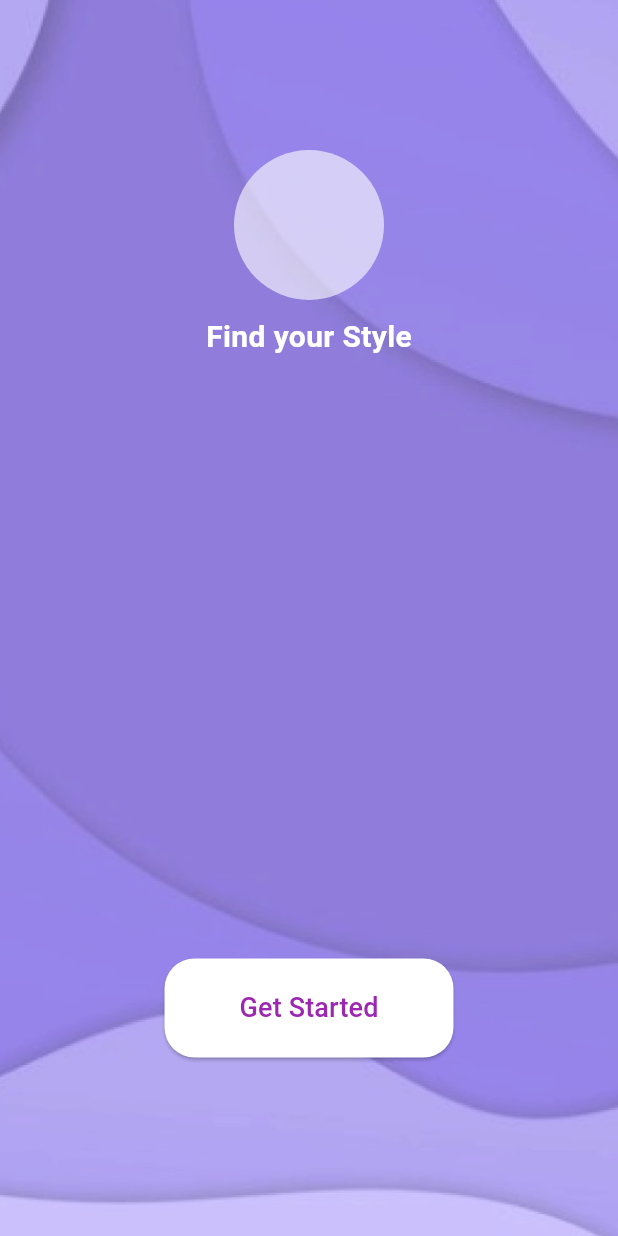
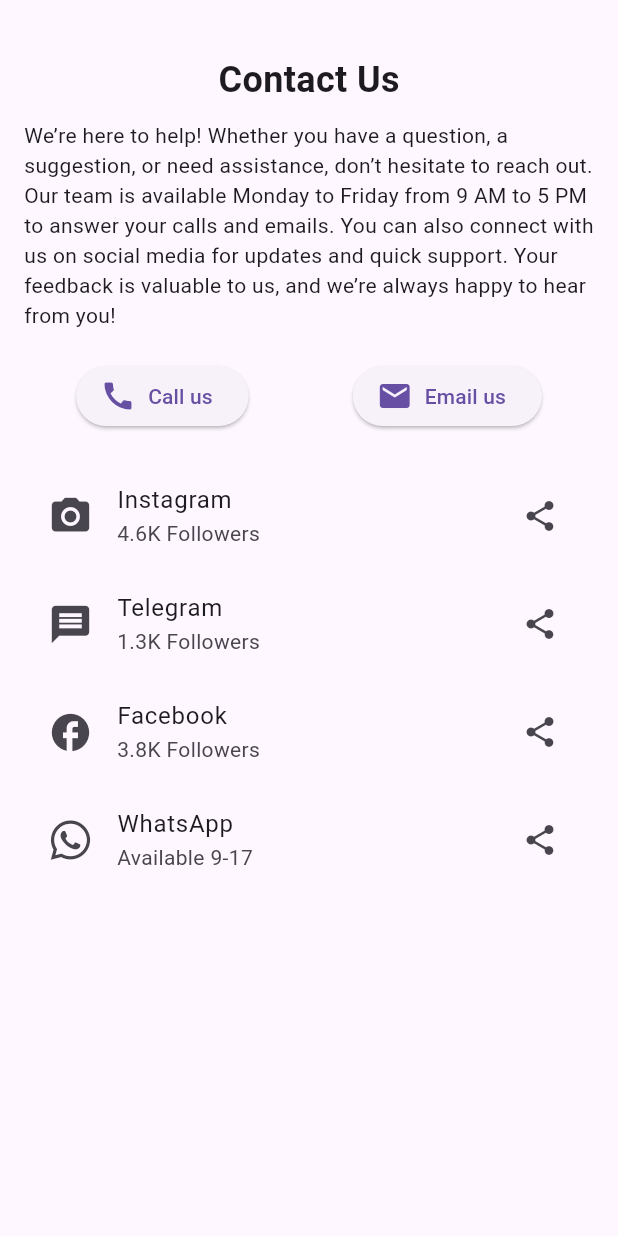
Before and after one commit to LasenSanvidu/bizmart, a Flutter app: the screen it shows after launch, on a phone screen of 412 x 824 dp. Run offline on Flutter 3.47's test engine with Material 3 defaults, Android fonts, the phone set to English and light mode, and no system bars; our stand-ins replace cached_network_image, carousel_slider, cloud_firestore, firebase_auth, firebase_core, firebase_storage and 6 more; accounts and stored records are empty.

Commit message:
create contact us page and fix other some issues

```diff
--- /dev/null
+++ b/lib/contact_us.dart
@@ -0,0 +1,98 @@
+import 'package:flutter/material.dart';
+import 'package:url_launcher/url_launcher.dart';
+import 'package:font_awesome_flutter/font_awesome_flutter.dart';
+
+class ContactUsPage extends StatelessWidget {
+  const ContactUsPage({super.key});
+
+  void _launchURL(String url) async {
+    final Uri uri = Uri.parse(url);
+    if (await canLaunchUrl(uri)) {
+      await launchUrl(uri);
+    } else {
+      throw 'Could not launch $url';
+    }
+  }
+
+  void _makePhoneCall() {
+    _launchURL('tel:+94759923449'); // Replace with actual phone number
+  }
+
+  void _sendEmail() {
+    _launchURL('mailto:bizmart49@gmail.com'); // Replace with actual email
+  }
+
+  void _openInstagram() {
+    _launchURL('https://www.instagram.com/biz_mart_');
+  }
+
+  void _openTelegram() {
+    _launchURL('https://t.me/yourprofile');
+  }
+
+  void _openFacebook() {
+    _launchURL('https://www.facebook.com/Biz Mart');
+  }
+
+  void _openWhatsApp() {
+    _launchURL(
+        'https://wa.me/94759923449'); // Replace with actual WhatsApp number
+  }
+
+  @override
+  Widget build(BuildContext context) {
+    return Scaffold(
+      body: Padding(
+        padding: EdgeInsets.all(16.0),
+        child: Column(
+          children: [
+            SizedBox(height: 20), // Add this line to move "Contact Us" down
+            Text(
+              "Contact Us",
+              style: TextStyle(fontSize: 24, fontWeight: FontWeight.bold),
+            ),
+            SizedBox(height: 10),
+            Text(
+                "We’re here to help! Whether you have a question, a suggestion, or need assistance, don’t hesitate to reach out. Our team is available Monday to Friday from 9 AM to 5 PM to answer your calls and emails. You can also connect with us on social media for updates and quick support. Your feedback is valuable to us, and we’re always happy to hear from you!"),
+            SizedBox(height: 20),
+            Row(
+              mainAxisAlignment: MainAxisAlignment.spaceAround,
+              children: [
+                _buildButton(Icons.call, "Call us", _makePhoneCall),
+                _buildButton(Icons.email, "Email us", _sendEmail),
+              ],
+            ),
+            SizedBox(height: 20),
+            _buildSocialButton(Icons.camera_alt, "Instagram", "4.6K Followers",
+                _openInstagram),
+            _buildSocialButton(
+                Icons.message, "Telegram", "1.3K Followers", _openTelegram),
+            _buildSocialButton(
+                Icons.facebook, "Facebook", "3.8K Followers", _openFacebook),
+            _buildSocialButton(FontAwesomeIcons.whatsapp, "WhatsApp",
+                "Available 9-17", _openWhatsApp),
+          ],
+        ),
+      ),
+    );
+  }
+
+  Widget _buildButton(IconData icon, String label, VoidCallback onPressed) {
+    return ElevatedButton.icon(
+      onPressed: onPressed,
+      icon: Icon(icon, size: 24),
+      label: Text(label),
+    );
+  }
+
+  Widget _buildSocialButton(IconData icon, String platform, String followers,
+      VoidCallback onPressed) {
+    return ListTile(
+      leading: Icon(icon, size: 30),
+      title: Text(platform),
+      subtitle: Text(followers),
+      trailing: Icon(Icons.share),
+      onTap: onPressed,
+    );
+  }
+}
--- a/lib/onboarding.dart
+++ b/lib/onboarding.dart
@@ -3,7 +3,6 @@ import 'package:google_fonts/google_fonts.dart';
 import 'package:myapp/intro_screens/intro_screen1.dart';
 import 'package:myapp/intro_screens/intro_screen2.dart';
 import 'package:myapp/intro_screens/intro_screen3.dart';
-import 'package:myapp/login.dart';
 import 'package:myapp/main.dart';
 import 'package:smooth_page_indicator/smooth_page_indicator.dart';
 
@@ -16,7 +15,7 @@ class OnboardingScreen extends StatefulWidget {
 
 class _OnboardingScreenState extends State<OnboardingScreen> {
   // page controller
-  PageController _controller = PageController();
+  final PageController _controller = PageController();
 
   bool onLastPage = false;
 
--- a/lib/otp_confirmation.dart
+++ b/lib/otp_confirmation.dart
@@ -2,7 +2,6 @@ import 'package:flutter/material.dart';
 import 'package:go_router/go_router.dart';
 import 'package:google_fonts/google_fonts.dart';
 import 'package:lottie/lottie.dart';
-import 'main_settings.dart';
 
 class OtpConfirmation extends StatefulWidget {
   const OtpConfirmation({super.key});
--- a/lib/routes/router.dart
+++ b/lib/routes/router.dart
@@ -1,18 +1,13 @@
 import 'package:go_router/go_router.dart';
-import 'package:myapp/cal_event_page.dart';
 import 'package:myapp/chat_homeScreen.dart';
 import 'package:myapp/Register.dart';
-import 'package:myapp/calender.dart';
+import 'package:myapp/contact_us.dart';
 import 'package:myapp/login.dart';
-import 'package:myapp/main.dart';
 import 'package:myapp/main_settings.dart';
 import 'package:myapp/otp_code.dart';
 import 'package:myapp/otp_confirmation.dart';
-import 'package:myapp/onboarding.dart';
-import 'package:myapp/profile.dart';
 import 'package:myapp/settings_customer.dart';
 import 'package:myapp/user_type_selection.dart';
-import 'package:myapp/business_dashboard.dart';
 
 class RouterClass {
   final router = GoRouter(
@@ -21,7 +16,7 @@ class RouterClass {
       GoRoute(
         path: "/",
         builder: (context, state) {
-          return const HomeScreen();
+          return ContactUsPage();
         },
       ),
       GoRoute(
@@ -33,7 +28,7 @@ class RouterClass {
       GoRoute(
         path: "/main",
         builder: (context, state) {
-          return MainSettings();  // Removed 'const' to fix the error
+          return MainSettings(); // Removed 'const' to fix the error
         },
       ),
       GoRoute(
@@ -72,6 +67,13 @@ class RouterClass {
           return const OtpConfirmation();
         },
       ),
+      //  GoRoute(
+      //   path: "",
+      //   builder: (context, state) {
+      //     return const ();
+      //   },
+
+      // ),
     ],
   );
 }
--- a/pubspec.yaml
+++ b/pubspec.yaml
@@ -25,6 +25,8 @@ dependencies:
   uuid: ^4.5.1
   cached_network_image: ^3.3.0  # Moved from dev_dependencies
   smooth_page_indicator: ^1.2.1
+  url_launcher: ^6.1.14
+  font_awesome_flutter: ^10.6.0
 
 dev_dependencies:
   flutter_test:
```
Also changed, not shown: lib/chat_homeScreen.dart (+20 -8 lines), lib/main_settings.dart (+32 -15 lines), pubspec.lock (added), 5 other files.
